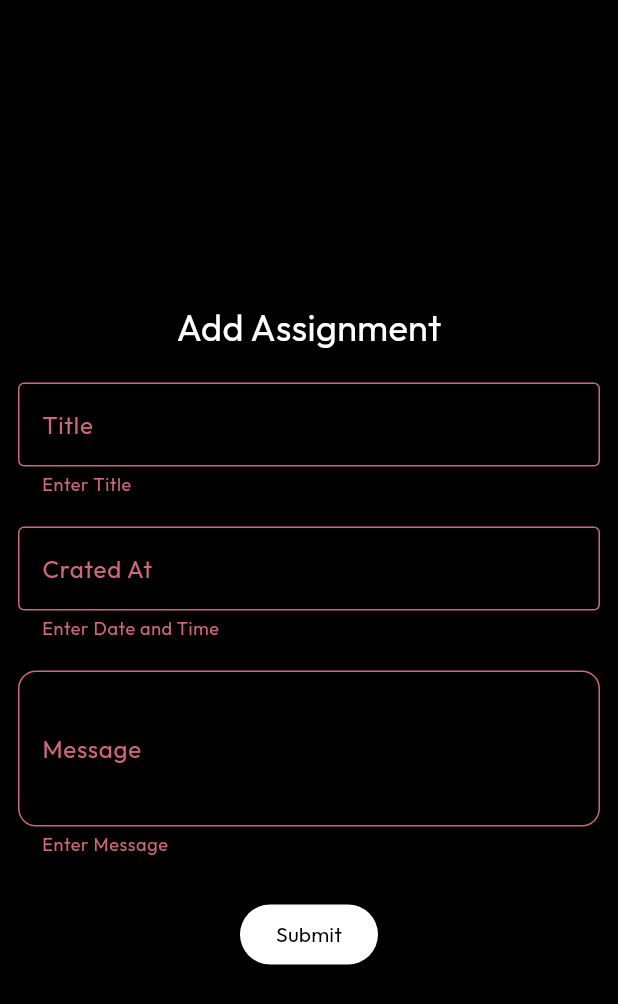
After one commit to Swayanshuu/Batch-Mate, a Flutter app: the AddNotice screen opened directly, after a tap on "Submit", on a phone screen of 412 x 824 dp. The commit adds this screen. Shown: the top 1004 px of the screen. Run offline on Flutter 3.47's test engine with Material 3 defaults, Android fonts, the phone set to English and light mode, and no system bars; our stand-ins replace chewie, cloud_firestore, dio, firebase_auth, firebase_core, video_player; accounts and stored records are empty; project files that could hold a hidden picture were left out.

Commit message:
Work on Notice screen and still working

```diff
--- /dev/null
+++ b/lib/Screens/contentScreens/add_Notice.dart
@@ -0,0 +1,163 @@
+import 'package:classroombuddy/components/textField.dart';
+import 'package:cloud_firestore/cloud_firestore.dart';
+import 'package:dio/dio.dart';
+import 'package:firebase_auth/firebase_auth.dart';
+import 'package:flutter/material.dart';
+
+class AddNotice extends StatefulWidget {
+  const AddNotice({super.key});
+
+  @override
+  State<AddNotice> createState() => _AddNoticeState();
+}
+
+class _AddNoticeState extends State<AddNotice> {
+  final formKey = GlobalKey<FormState>();
+
+  TextEditingController title = TextEditingController();
+  TextEditingController time = TextEditingController();
+  TextEditingController message = TextEditingController();
+
+  void addNotice() async {
+    final user = FirebaseAuth.instance.currentUser;
+    if (user == null) return;
+
+    try {
+      final userDoc = await FirebaseFirestore.instance
+          .collection('users')
+          .doc(user.uid)
+          .get();
+
+      if (!userDoc.exists) return;
+
+      // to get user batchid from firestore
+      final code = userDoc.data()?['batchCode'] as String?;
+      if (code == null) return;
+
+      final userName = userDoc.data()?['name'] as String?;
+      if (code == null) return;
+
+      Response response = await Dio().post(
+        "https://classroombuddy-bc928-default-rtdb.firebaseio.com/batches/$code/notifications.json",
+
+        data: {
+          "title": title.text,
+          "postedBy": userName,
+          "createdAt": time.text,
+          "message": message.text,
+        },
+      );
+      if (response.statusCode == 200) {
+        ScaffoldMessenger.of(
+          context,
+        ).showSnackBar(const SnackBar(content: Text("Assignment added ✅")));
+      }
+
+      Navigator.pop(context, "refresh");
+    } catch (e) {
+      ScaffoldMessenger.of(
+        context,
+      ).showSnackBar(SnackBar(content: Text("Error: $e")));
+    }
+  }
+
+  @override
+  Widget build(BuildContext context) {
+    return Scaffold(
+      body: Stack(
+        children: [
+          SafeArea(
+            child: Padding(
+              padding: const EdgeInsets.all(12),
+              child: SingleChildScrollView(
+                child: ConstrainedBox(
+                  constraints: BoxConstraints(
+                    minHeight:
+                        MediaQuery.of(context).size.height -
+                        MediaQuery.of(context).padding.top -
+                        MediaQuery.of(context).padding.bottom,
+                  ),
+                  child: Center(
+                    child: Form(
+                      key: formKey,
+                      child: Column(
+                        mainAxisAlignment: MainAxisAlignment.center,
+                        children: [
+                          Text(
+                            "Add Assignment",
+                            style: TextStyle(fontSize: 24),
+                          ),
+                          SizedBox(height: 20),
+                          textField(
+                            lebelText: "Title",
+                            ValidatorMessage: "Enter Title",
+                            obScureText: false,
+                            Controller: title,
+                          ),
+                          // SizedBox(height: 20),
+                          // textField(
+                          //   lebelText: "Subject",
+                          //   ValidatorMessage: "Enter Subject name",
+                          //   obScureText: false,
+                          //   Controller: postedBy,
+                          // ),
+                          SizedBox(height: 20),
+                          textField(
+                            lebelText: "Crated At",
+                            ValidatorMessage: "Enter Date and Time",
+                            obScureText: false,
+                            Controller: time,
+                          ),
+
+                          SizedBox(height: 20),
+
+                          // description box
+                          TextFormField(
+                            controller: message,
+                            decoration: InputDecoration(
+                              labelText: "Message", // Shows above the input
+
+                              border: OutlineInputBorder(
+                                borderRadius: BorderRadius.circular(12),
+                              ),
+                            ),
+                            minLines: 3, // Minimum height for the box
+                            maxLines: 10, // Grows as you type (max lines)
+                            validator: (value) {
+                              if (value == null || value.trim().isEmpty) {
+                                return "Enter Message";
+                              }
+                              return null;
+                            },
+                            obscureText:
+                                false, // Not needed, but you can leave it
+                          ),
+
+                          const SizedBox(height: 28),
+                          ElevatedButton(
+                            style: ElevatedButton.styleFrom(
+                              backgroundColor: Colors.white,
+                              foregroundColor: Colors.black,
+                            ),
+                            onPressed: () {
+                              if (formKey.currentState!.validate()) {
+                                addNotice();
+                                // send back to AssignmentsPage
+                              }
+                            },
+
+                            child: const Text("Submit"),
+                          ),
+                        ],
+                      ),
+                    ),
+                  ),
+                ),
+              ),
+            ),
+          ),
+        ],
+      ),
+    );
+  }
+}
--- a/lib/apidata.dart/api_Helper.dart
+++ b/lib/apidata.dart/api_Helper.dart
@@ -31,7 +31,7 @@ class ApiHelper {
     return fetchBatchChild(batchID, "timetable");
   }
 
-  static Future<Map<String, dynamic>?> getNotifications(String batchID) {
+  static Future<Map<String, dynamic>?> getNotices(String batchID) {
     return fetchBatchChild(batchID, "notifications");
   }
 }
--- a/lib/components/textField.dart
+++ b/lib/components/textField.dart
@@ -16,7 +16,7 @@ class textField extends StatelessWidget {
   @override
   Widget build(BuildContext context) {
     return TextFormField(
-      autofocus: true,
+      autofocus: false,
       obscureText: obScureText,
       decoration: InputDecoration(
         label: Text(lebelText),
--- a/pubspec.yaml
+++ b/pubspec.yaml
@@ -41,6 +41,7 @@ dependencies:
   provider: ^6.1.5
   chewie: ^1.12.1
   video_player: ^2.10.0
+  intl: ^0.20.2
 
 dev_dependencies:
   flutter_test:
```
Also changed, not shown: lib/Screens/contentScreens/notice_Screen.dart (added, +170 -0 lines), lib/customs/content.dart (+25 -1 lines), pubspec.lock, 2 other files.
